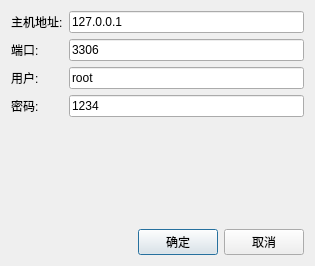
First picture: the form in QtMVCtest/dbconfigdialog.ui, repository goutaiping/QtMVCtest, before the edit.
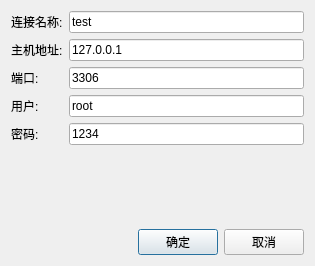
Second picture: the form after the edit.

Patch:
```diff
--- a/QtMVCtest/dbconfigdialog.ui
+++ b/QtMVCtest/dbconfigdialog.ui
@@ -15,34 +15,55 @@
   </property>
   <layout class="QGridLayout" name="gridLayout">
    <item row="0" column="0">
+    <widget class="QLabel" name="label_5">
+     <property name="text">
+      <string>连接名称:</string>
+     </property>
+    </widget>
+   </item>
+   <item row="1" column="0">
     <widget class="QLabel" name="label">
      <property name="text">
       <string>主机地址:</string>
      </property>
     </widget>
    </item>
-   <item row="0" column="1">
+   <item row="4" column="1">
+    <widget class="QLineEdit" name="lineEdit_passwd">
+     <property name="text">
+      <string>1234</string>
+     </property>
+    </widget>
+   </item>
+   <item row="1" column="1">
     <widget class="QLineEdit" name="lineEdit_host">
      <property name="text">
       <string>127.0.0.1</string>
      </property>
     </widget>
    </item>
-   <item row="1" column="1">
+   <item row="2" column="1">
     <widget class="QLineEdit" name="lineEdit_port">
      <property name="text">
       <string>3306</string>
      </property>
     </widget>
    </item>
+   <item row="4" column="0">
+    <widget class="QLabel" name="label_4">
+     <property name="text">
+      <string>密码:</string>
+     </property>
+    </widget>
+   </item>
+   <item row="2" column="0">
+    <widget class="QLabel" name="label_2">
+     <property name="text">
+      <string>端口:</string>
+     </property>
+    </widget>
+   </item>
    <item row="3" column="1">
-    <widget class="QLineEdit" name="lineEdit_passwd">
-     <property name="text">
-      <string>1234</string>
-     </property>
-    </widget>
-   </item>
-   <item row="2" column="1">
     <widget class="QLineEdit" name="lineEdit_user">
      <property name="text">
       <string>root</string>
@@ -50,27 +71,26 @@
     </widget>
    </item>
    <item row="3" column="0">
-    <widget class="QLabel" name="label_4">
-     <property name="text">
-      <string>密码:</string>
-     </property>
-    </widget>
-   </item>
-   <item row="2" column="0">
     <widget class="QLabel" name="label_3">
      <property name="text">
       <string>用户:</string>
      </property>
     </widget>
    </item>
-   <item row="1" column="0">
-    <widget class="QLabel" name="label_2">
-     <property name="text">
-      <string>端口:</string>
+   <item row="5" column="1">
+    <spacer name="verticalSpacer">
+     <property name="orientation">
+      <enum>Qt::Vertical</enum>
      </property>
-    </widget>
+     <property name="sizeHint" stdset="0">
+      <size>
+       <width>20</width>
+       <height>40</height>
+      </size>
+     </property>
+    </spacer>
    </item>
-   <item row="5" column="0" colspan="2">
+   <item row="6" column="0" colspan="2">
     <layout class="QHBoxLayout" name="horizontalLayout">
      <item>
       <spacer name="horizontalSpacer">
@@ -101,18 +121,12 @@
      </item>
     </layout>
    </item>
-   <item row="4" column="1">
-    <spacer name="verticalSpacer">
-     <property name="orientation">
-      <enum>Qt::Vertical</enum>
+   <item row="0" column="1">
+    <widget class="QLineEdit" name="lineEdit_connName">
+     <property name="text">
+      <string>test</string>
      </property>
-     <property name="sizeHint" stdset="0">
-      <size>
-       <width>20</width>
-       <height>40</height>
-      </size>
-     </property>
-    </spacer>
+    </widget>
    </item>
   </layout>
  </widget>
```
